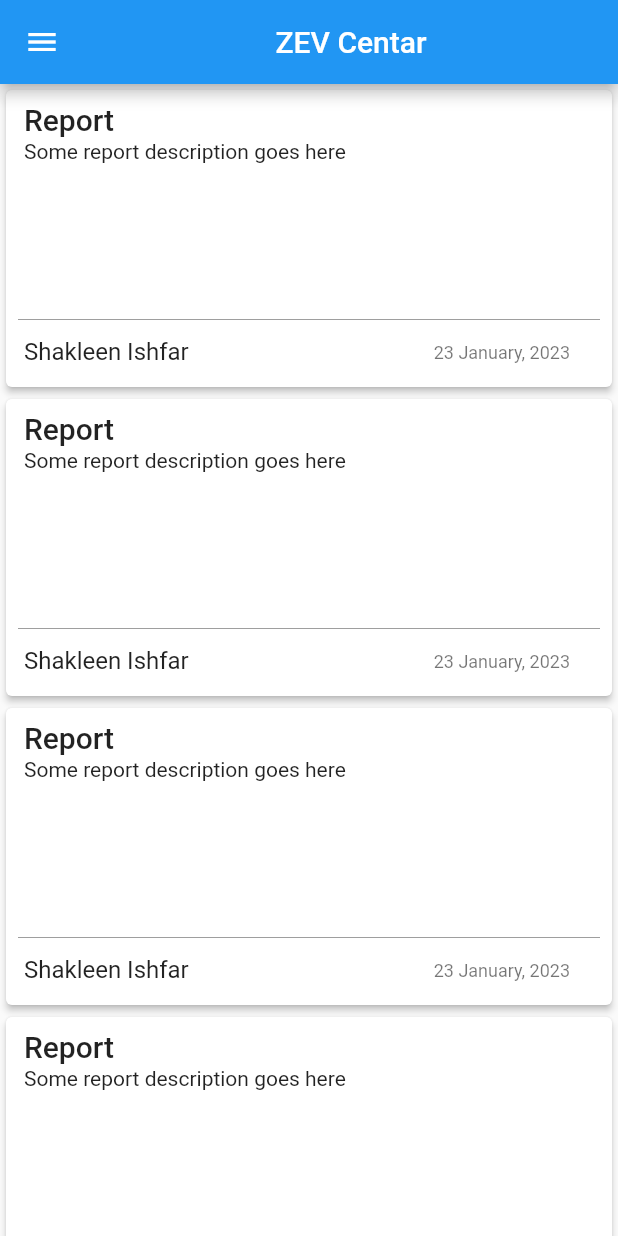
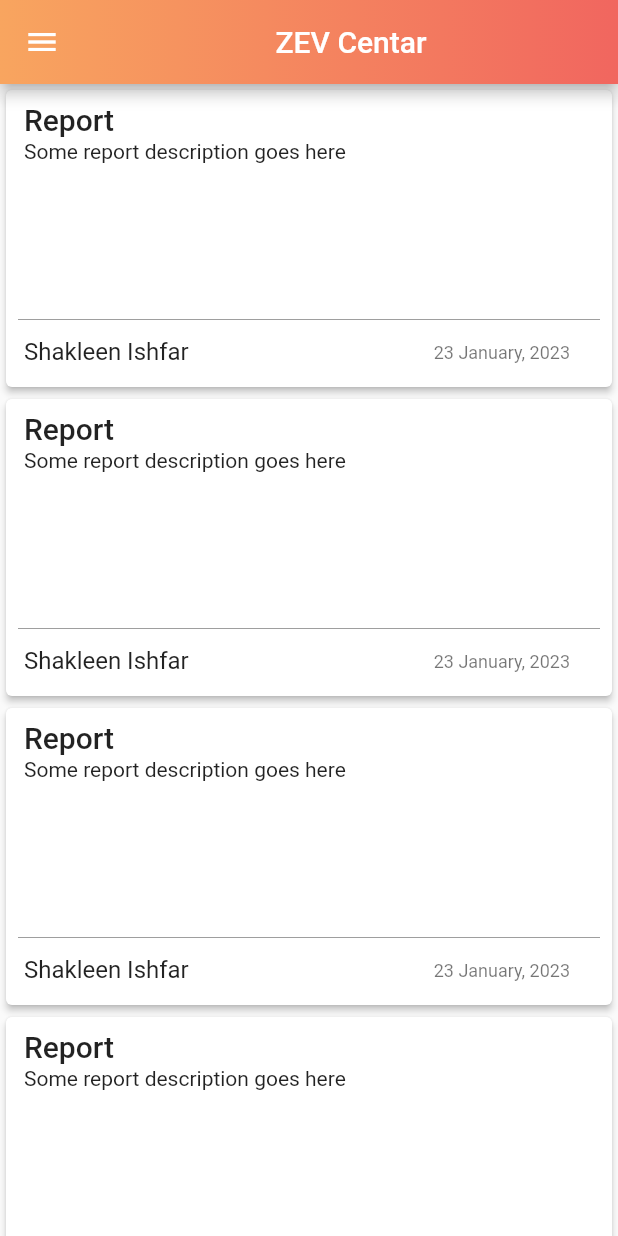
Before and after one commit to rukafasha/MojUpravitelj-Client, a Flutter app: the screen it shows after launch, on a phone screen of 412 x 824 dp. Run offline on Flutter 3.47's test engine with Material 2 defaults, Android fonts, the phone set to English and light mode, and no system bars.

Commit message:
Added gradient to AppBar

```diff
--- a/lib/ui/forms/home_form.dart
+++ b/lib/ui/forms/home_form.dart
@@ -1,6 +1,5 @@
 import 'package:flutter/material.dart';
 import 'package:praksa_frontend/Helper/DemoValues.dart';
-import 'package:praksa_frontend/ui/background/backgroundTop.dart';
 
 import '../NavigationDrawer/navigation_drawer.dart';
 
@@ -11,7 +10,15 @@ class HomePage extends StatelessWidget {
   Widget build(BuildContext context) {
     return Scaffold(
         appBar: AppBar(
-          title: const Center(child: Text("ZEV Centar")),
+          title: const Center(child: Text("ZEV Centar",)),
+          flexibleSpace: Container(
+            decoration: const BoxDecoration(
+              gradient: LinearGradient(
+                begin: Alignment.centerLeft,
+                end: Alignment.centerRight,
+                colors: <Color>[Color(0xfff8a55f),Color(0xfff1665f)]),
+      ),
+    ),
         ),
         drawer: const NavigationDrawer(),
         body: ListView.builder(
```
